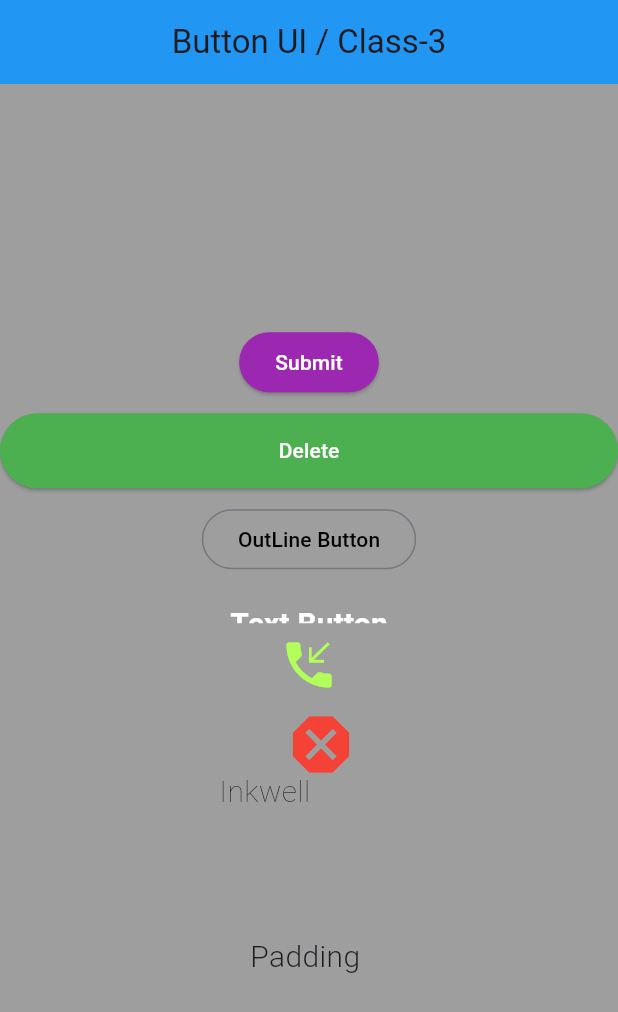
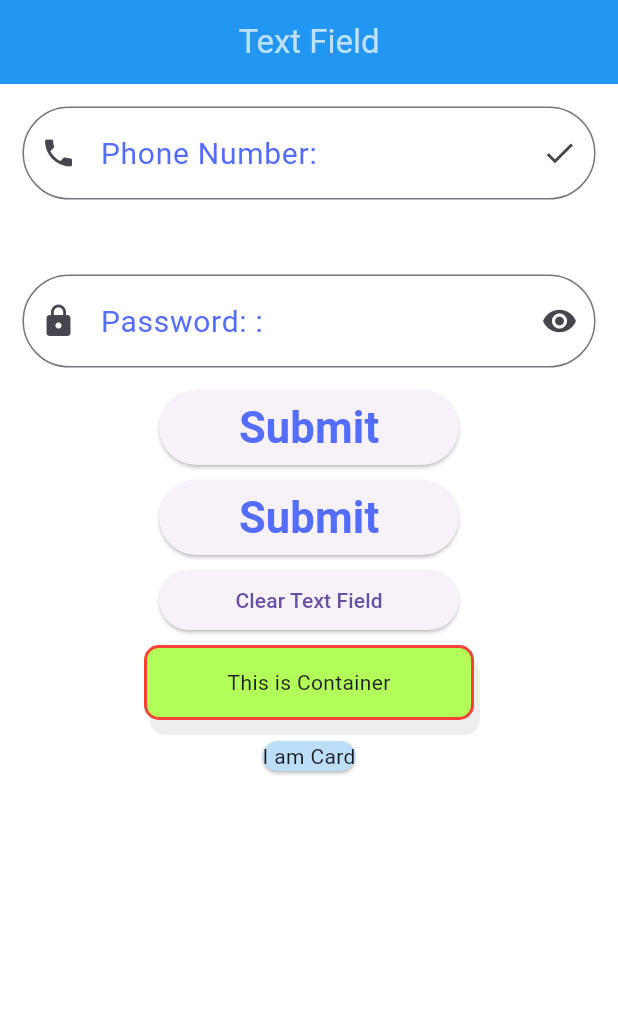
Before and after one commit to Khorsed-Alam/flutter2, a Flutter app: the screen it shows after launch, on a phone screen of 412 x 824 dp. Shown: the top 1012 px of the screen. Run offline on Flutter 3.47's test engine with Material 3 defaults, Android fonts, the phone set to English and light mode, and no system bars.

Commit message:
Text Field, Container , Card, SnakeBer

```diff
--- a/lib/app.dart
+++ b/lib/app.dart
@@ -3,6 +3,7 @@
 
 import 'package:flutter/cupertino.dart';
 import 'package:flutter/material.dart';
+import 'package:flutter2/textfield.dart';
 
 import 'Button.dart';
 import 'Home.dart';
@@ -15,7 +16,7 @@ class MyApp extends StatelessWidget{
     return MaterialApp(
 
       title: 'Batch !! Fulltter ',
-      home:Button(),
+      home:textfield(),
 
     );
   }
--- /dev/null
+++ b/lib/textfield.dart
@@ -0,0 +1,180 @@
+import 'package:flutter/material.dart';
+
+class textfield extends StatelessWidget {
+  const textfield({super.key});
+
+  @override
+  Widget build(BuildContext context) {
+    TextEditingController phoneController=TextEditingController();
+    TextEditingController passwordController=TextEditingController();
+
+    return Scaffold(
+      backgroundColor:Colors.white70.withOpacity(0.9),
+
+      appBar: AppBar(
+        backgroundColor: Colors.blue,
+        foregroundColor: Colors.white70,
+        centerTitle: true,
+        title: Text('Text Field'),
+      ),
+      body: Column(
+        children: [
+          Padding(
+            padding: const EdgeInsets.all(15.0),
+            child: TextField(
+              keyboardType: TextInputType.phone,
+              controller: phoneController,
+              decoration: InputDecoration(
+                hintText: 'Enter Your Number: ',
+                labelText: 'Phone Number: ',
+
+                prefixIcon: Icon(Icons.phone),
+                suffixIcon: Icon(Icons.check),
+
+                hintStyle: TextStyle(
+                  fontSize: 20,
+                  fontWeight: FontWeight.w400,
+                  color: Colors.red,
+                ),
+                labelStyle: TextStyle(
+                  fontSize: 20,
+                  color: Colors.indigoAccent,
+                ),
+                border: OutlineInputBorder(
+                  borderRadius: BorderRadius.circular(50),
+                )
+              ),
+            ),
+          ),
+          SizedBox(height: 20),
+          Padding(
+            padding: const EdgeInsets.all(15.0),
+            child: TextField(
+              obscureText: true,// hide password
+              controller: passwordController,
+              decoration: InputDecoration(
+                  hintText: 'Enter Your Password: ',
+                  labelText: 'Password: : ',
+
+                  prefixIcon: Icon(Icons.lock),
+                  suffixIcon: Icon(Icons.remove_red_eye),
+
+                  hintStyle: TextStyle(
+                    fontSize: 20,
+                    fontWeight: FontWeight.w400,
+                    color: Colors.red,
+                  ),
+                  labelStyle: TextStyle(
+                    fontSize: 20,
+                    color: Colors.indigoAccent,
+                  ),
+                  border: OutlineInputBorder(
+                    borderRadius: BorderRadius.circular(50),
+                  )
+              ),
+            ),
+          ),
+
+         SizedBox(
+               height: 50,
+              width: 200,
+              child: ElevatedButton(onPressed: ( ){
+                print(phoneController.text);
+                print(passwordController.text);
+              }, child: Text('Submit',style:TextStyle(
+                color: Colors.indigoAccent,
+                fontSize: 29,
+                fontWeight: FontWeight.bold,
+              ),
+              ),
+              ),
+          ),
+
+          SizedBox(
+            height: 10,
+          ),
+          SizedBox(
+            height: 50,
+            width: 200,
+            child: ElevatedButton(onPressed: ( ){
+              if(phoneController.text.isEmpty){
+                ScaffoldMessenger.of(context).showSnackBar(
+                  SnackBar(content: Text('Please enter phone number: '))
+
+                );
+                //print('Please Enter Phone Number');
+              }else if(phoneController.text.length<11){
+                ScaffoldMessenger.of(context).showSnackBar(
+                    SnackBar(content: Text('Please enter Correct phone number: '))
+
+                );
+                //print("Please Enter correct phone Number: ");
+              }else{
+                ScaffoldMessenger.of(context).showSnackBar(
+                    SnackBar(content: Text(phoneController.text))
+
+                );
+              }
+
+            }, child: Text('Submit',style:TextStyle(
+              color: Colors.indigoAccent,
+              fontSize: 29,
+              fontWeight: FontWeight.bold,
+            ),
+            ),
+            ),
+          ),
+          SizedBox(
+            height: 10,
+          ),
+
+          SizedBox(
+            width: 200,
+              height: 40,
+              child: ElevatedButton(onPressed: (){
+                phoneController.clear();
+                passwordController.clear();
+
+              }, child:Text('Clear Text Field'))),
+
+          SizedBox(
+            height: 10,
+          ),
+
+          Container(
+            alignment: Alignment.center,
+            //color: Colors.lightGreenAccent,
+            height: 50,
+            width: 220,
+            decoration: BoxDecoration(
+              color: Colors.lightGreenAccent,
+              borderRadius: BorderRadius.circular(10),
+              border: Border.all(
+                width: 2,
+                color: Colors.red,
+              ),
+
+              boxShadow:[
+                BoxShadow(
+                  color: Colors.grey.shade200,
+                  offset: Offset(4, 010),
+                )
+              ]
+
+            ),
+            child: Text('This is Container'),
+          ),
+          SizedBox(
+            height: 10,
+          ),
+          Card(
+            color: Colors.blue.shade100,
+            child: Text('I am Card'),
+          )
+
+        ],
+      ),
+
+    );
+  }
+}
```
